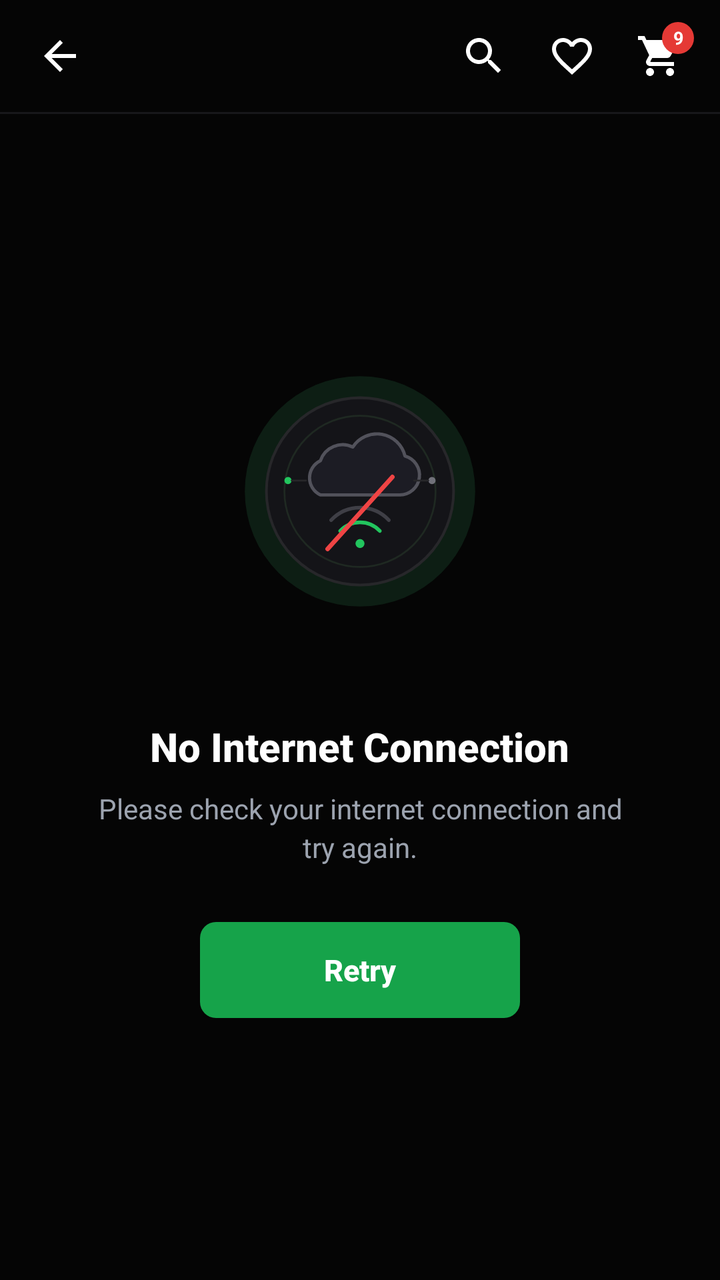
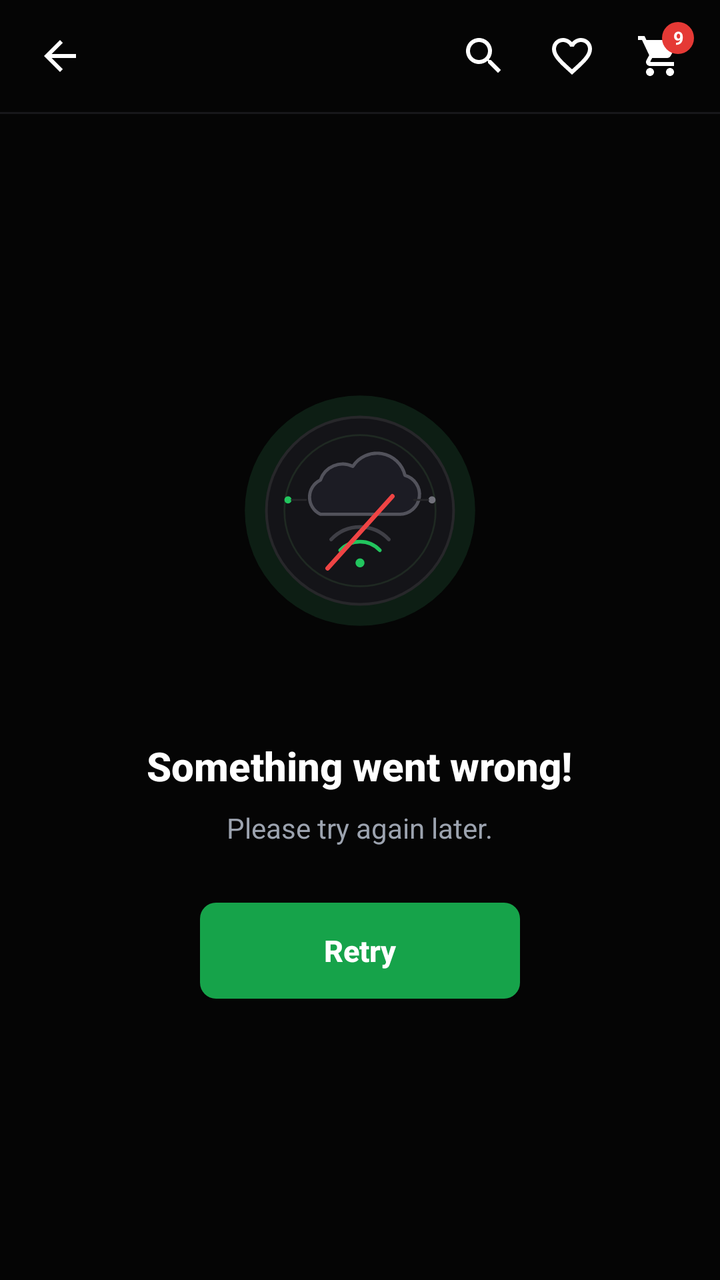

Screens rendered from an Android XML layout before and after an edit, with the pre-edit source and the edit as a unified diff.
<!-- AndroidManifest.xml: application theme AppTheme -->
<!-- res/layout/layout_offline_error.xml -->
<?xml version="1.0" encoding="utf-8"?>
<LinearLayout xmlns:android="http://schemas.android.com/apk/res/android"
    android:id="@+id/layout_offline_root"
    android:layout_width="match_parent"
    android:layout_height="match_parent"
    android:orientation="vertical"
    android:background="#050505"
    android:clickable="true"
    android:focusable="true"
    android:fitsSystemWindows="true">

    
    <LinearLayout
        android:id="@+id/error_top_bar"
        android:layout_width="match_parent"
        android:layout_height="56dp"
        android:orientation="horizontal"
        android:gravity="center_vertical"
        android:paddingStart="8dp"
        android:paddingEnd="8dp"
        android:background="#050505">

        
        <ImageButton
            android:id="@+id/btn_error_back"
            android:layout_width="44dp"
            android:layout_height="44dp"
            android:background="?attr/selectableItemBackgroundBorderless"
            android:src="@drawable/ic_arrow_back"
            android:contentDescription="Back"
            android:scaleType="centerInside" />

        
        <View
            android:layout_width="0dp"
            android:layout_height="1dp"
            android:layout_weight="1" />

        
        <ImageButton
            android:id="@+id/btn_error_search"
            android:layout_width="44dp"
            android:layout_height="44dp"
            android:background="?attr/selectableItemBackgroundBorderless"
            android:src="@drawable/ic_search"
            android:contentDescription="Search"
            android:scaleType="centerInside" />

        
        <ImageButton
            android:id="@+id/btn_error_wishlist"
            android:layout_width="44dp"
            android:layout_height="44dp"
            android:background="?attr/selectableItemBackgroundBorderless"
            android:src="@drawable/ic_favorite_border"
            android:contentDescription="Wishlist"
            android:scaleType="centerInside" />

        
        <FrameLayout
            android:id="@+id/btn_error_cart_container"
            android:layout_width="44dp"
            android:layout_height="44dp"
            android:background="?attr/selectableItemBackgroundBorderless">

            <ImageButton
                android:id="@+id/btn_error_cart"
                android:layout_width="44dp"
                android:layout_height="44dp"
                android:background="@null"
                android:src="@drawable/ic_shopping_cart"
                android:contentDescription="Cart"
                android:clickable="false"
                android:scaleType="centerInside" />

            <TextView
                android:id="@+id/tv_error_cart_badge"
                android:layout_width="16dp"
                android:layout_height="16dp"
                android:layout_gravity="top|end"
                android:layout_marginTop="5dp"
                android:layout_marginEnd="5dp"
                android:background="@drawable/bg_cart_badge"
                android:gravity="center"
                android:text="9"
                android:textColor="#FFFFFF"
                android:textSize="9sp"
                android:textStyle="bold" />
        </FrameLayout>
    </LinearLayout>

    
    <View
        android:layout_width="match_parent"
        android:layout_height="1dp"
        android:background="#18181B" />

    
    <LinearLayout
        android:layout_width="match_parent"
        android:layout_height="0dp"
        android:layout_weight="1"
        android:gravity="center"
        android:orientation="vertical"
        android:paddingStart="24dp"
        android:paddingEnd="24dp"
        android:layout_marginBottom="32dp">

        
        <ImageView
            android:id="@+id/iv_error_illustration"
            android:layout_width="180dp"
            android:layout_height="180dp"
            android:src="@drawable/ic_network_error_illustration"
            android:contentDescription="Network Error" />

        
        <TextView
            android:id="@+id/tv_error_title"
            android:layout_width="wrap_content"
            android:layout_height="wrap_content"
            android:layout_marginTop="24dp"
            android:gravity="center"
            android:text="No Internet Connection"
            android:textColor="#FFFFFF"
            android:textSize="20sp"
            android:fontFamily="sans-serif-medium"
            android:textStyle="bold" />

        
        <TextView
            android:id="@+id/tv_error_subtitle"
            android:layout_width="wrap_content"
            android:layout_height="wrap_content"
            android:layout_marginTop="8dp"
            android:paddingStart="16dp"
            android:paddingEnd="16dp"
            android:gravity="center"
            android:text="Please check your internet connection and try again."
            android:textColor="#9CA3AF"
            android:textSize="14sp"
            android:lineSpacingExtra="3dp"
            android:fontFamily="sans-serif" />

        
        <FrameLayout
            android:layout_width="wrap_content"
            android:layout_height="wrap_content"
            android:layout_marginTop="28dp">

            <Button
                android:id="@+id/btn_error_retry"
                android:layout_width="160dp"
                android:layout_height="48dp"
                android:background="@drawable/bg_retry_button"
                android:text="Retry"
                android:textAllCaps="false"
                android:textColor="#FFFFFF"
                android:textSize="15sp"
                android:textStyle="bold"
                android:elevation="4dp"
                android:stateListAnimator="@null" />

            
            <ProgressBar
                android:id="@+id/pb_error_retry"
                style="?android:attr/progressBarStyleSmall"
                android:layout_width="24dp"
                android:layout_height="24dp"
                android:layout_gravity="center"
                android:indeterminate="true"
                android:indeterminateTint="#FFFFFF"
                android:visibility="gone" />

        </FrameLayout>

    </LinearLayout>

</LinearLayout>
<!-- resources referenced by this layout -->
<resources>
  <!-- drawable bg_cart_badge (drawable) -->
  <?xml version="1.0" encoding="utf-8"?>
  <shape xmlns:android="http://schemas.android.com/apk/res/android"
      android:shape="oval">
      <solid android:color="#E53935" />
      <size
          android:width="16dp"
          android:height="16dp" />
  </shape>
  <!-- drawable bg_retry_button (drawable) -->
  <?xml version="1.0" encoding="utf-8"?>
  <ripple xmlns:android="http://schemas.android.com/apk/res/android"
      android:color="#40FFFFFF">
      <item>
          <shape android:shape="rectangle">
              <solid android:color="#16A34A" />
              <corners android:radius="8dp" />
          </shape>
      </item>
  </ripple>
  <!-- drawable ic_arrow_back (drawable) -->
  <vector xmlns:android="http://schemas.android.com/apk/res/android"
      android:width="24dp"
      android:height="24dp"
      android:viewportWidth="24"
      android:viewportHeight="24">
    <path
        android:fillColor="#FFFFFF"
        android:pathData="M20,11H7.83l5.59,-5.59L12,4l-8,8 8,8 1.41,-1.41L7.83,13H20v-2z"/>
  </vector>
  <!-- drawable ic_favorite_border (drawable) -->
  <vector xmlns:android="http://schemas.android.com/apk/res/android"
      android:width="24dp"
      android:height="24dp"
      android:viewportWidth="24"
      android:viewportHeight="24">
    <path
        android:fillColor="#FFFFFF"
        android:pathData="M16.5,3c-1.74,0 -3.41,0.81 -4.5,2.09C10.91,3.81 9.24,3 7.5,3 4.42,3 2,5.42 2,8.5c0,3.78 3.4,6.86 8.55,11.54L12,21.35l1.45,-1.32C18.6,15.36 22,12.28 22,8.5 22,5.42 19.58,3 16.5,3zm-4.4,15.55l-0.1,0.1 -0.1,-0.1C7.14,14.24 4,11.39 4,8.5 4,6.5 5.5,5 7.5,5c1.54,0 3.04,0.99 3.57,2.36h1.87C13.46,5.99 14.96,5 16.5,5c2,0 3.5,1.5 3.5,3.5 0,2.89 -3.14,5.74 -7.9,10.05z"/>
  </vector>
  <!-- drawable ic_network_error_illustration: vector/xml drawable (drawable, 2136 chars, omitted) -->
  <!-- drawable ic_search (drawable) -->
  <vector xmlns:android="http://schemas.android.com/apk/res/android"
      android:width="24dp"
      android:height="24dp"
      android:viewportWidth="24"
      android:viewportHeight="24">
    <path
        android:fillColor="#FFFFFF"
        android:pathData="M15.5,14h-0.79l-0.28,-0.27C15.41,12.59 16,11.11 16,9.5 16,5.91 13.09,3 9.5,3S3,5.91 3,9.5 5.91,16 9.5,16c1.61,0 3.09,-0.59 4.23,-1.57l0.27,0.28v0.79l5,4.99L20.49,19l-4.99,-5zm-6,0C7.01,14 5,11.99 5,9.5S7.01,5 9.5,5 14,7.01 14,9.5 11.99,14 9.5,14z"/>
  </vector>
  <!-- drawable ic_shopping_cart (drawable) -->
  <vector xmlns:android="http://schemas.android.com/apk/res/android"
      android:width="24dp"
      android:height="24dp"
      android:viewportWidth="24"
      android:viewportHeight="24">
    <path
        android:fillColor="#FFFFFF"
        android:pathData="M7,18c-1.1,0 -1.99,0.9 -1.99,2S5.9,22 7,22s2,-0.9 2,-2 -0.9,-2 -2,-2zM1,2v2h2l3.6,7.59 -1.35,2.45c-0.16,0.28 -0.25,0.61 -0.25,0.96 0,1.1 0.9,2 2,2h12v-2H7.42c-0.14,0 -0.25,-0.11 -0.25,-0.25l0.03,-0.12 0.9,-1.63h7.45c0.75,0 1.41,-0.41 1.75,-1.03l3.58,-6.49c0.08,-0.14 0.12,-0.31 0.12,-0.48 0,-0.55 -0.45,-1 -1,-1H5.21l-0.94,-2H1zm16,16c-1.1,0 -1.99,0.9 -1.99,2s0.89,2 1.99,2 2,-0.9 2,-2 -0.9,-2 -2,-2z"/>
  </vector>
  <style name="AppTheme" parent="Theme.AppCompat.Light.DarkActionBar">
          
          <item name="colorPrimary">@color/colorPrimary</item>
          <item name="colorPrimaryDark">@color/colorPrimaryDark</item>
          <item name="colorAccent">@color/colorAccent</item>
      </style>
</resources>

<!-- the commit's change to res/layout/layout_offline_error.xml (unified diff, before → after) -->
@@ -121,7 +121,7 @@
             android:layout_height="wrap_content"
             android:layout_marginTop="24dp"
             android:gravity="center"
-            android:text="No Internet Connection"
+            android:text="Something went wrong!"
             android:textColor="#FFFFFF"
             android:textSize="20sp"
             android:fontFamily="sans-serif-medium"
@@ -136,7 +136,7 @@
             android:paddingStart="16dp"
             android:paddingEnd="16dp"
             android:gravity="center"
-            android:text="Please check your internet connection and try again."
+            android:text="Please try again later."
             android:textColor="#9CA3AF"
             android:textSize="14sp"
             android:lineSpacingExtra="3dp"
